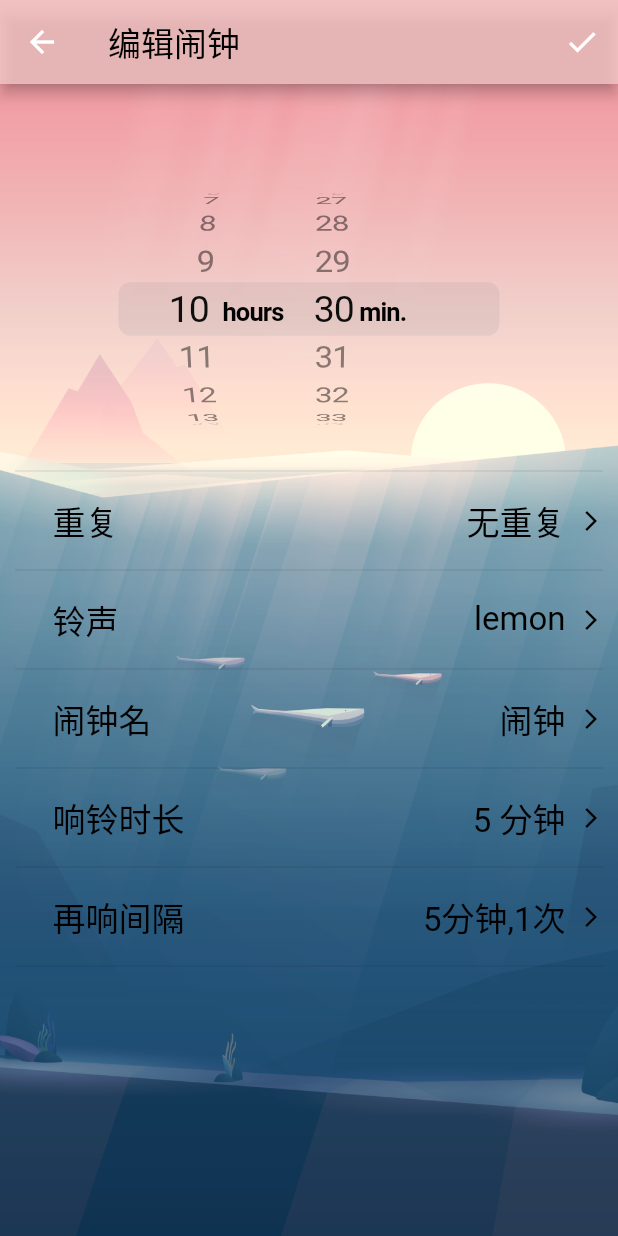
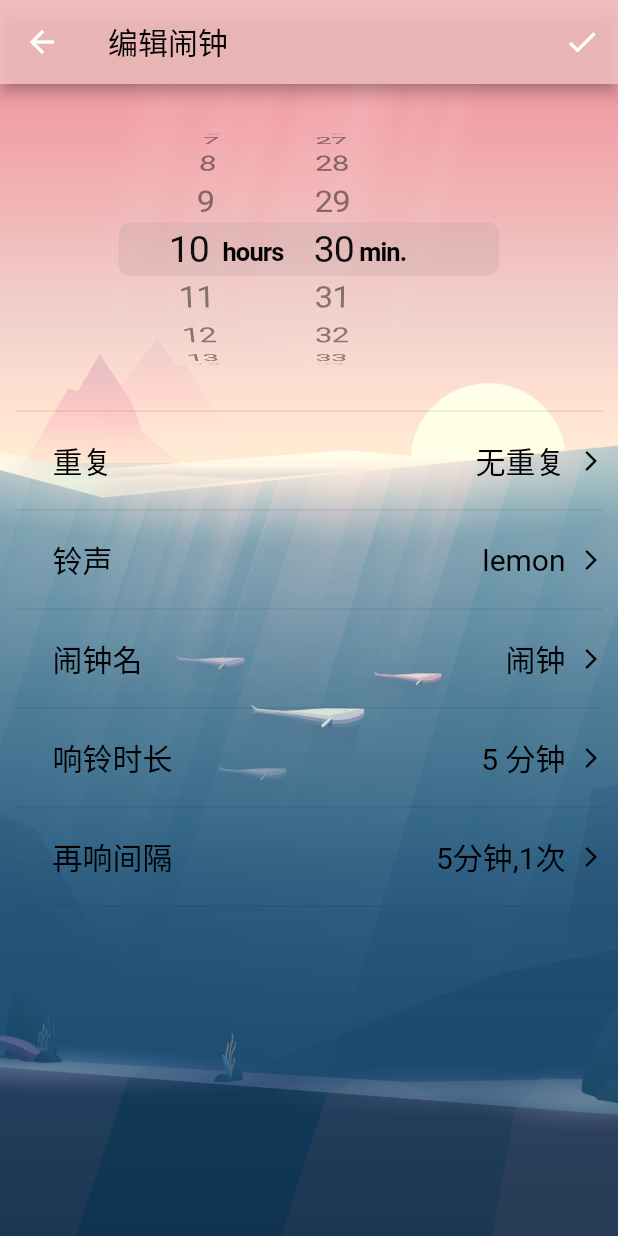
Before and after one commit to 545080079/techtrainingcamp-client-15, a Flutter app: the screen it shows after launch, item 3 of the bottom bar chosen, after a tap on the "add" icon, on a phone screen of 412 x 824 dp. Run offline on Flutter 3.47's test engine with Material 2 defaults, Android fonts, the phone set to English and light mode, and no system bars; our stand-ins replace audioplayers, flutter_local_notifications, shared_preferences.

Commit message:
wq:增加滑动删除，删除时小弹窗提醒、添加时提醒响铃时间、解决字体过长时重叠问题，

```diff
--- a/techtrainingcamp_client_15/lib/alarm_clock/alarm_detail.dart
+++ b/techtrainingcamp_client_15/lib/alarm_clock/alarm_detail.dart
@@ -16,7 +16,7 @@ class AlarmDetailPage extends StatefulWidget{
 class _AlarmDetailPage extends State<AlarmDetailPage> {
   AlarmData _alarmData;
   _AlarmDetailPage(this._alarmData);
-  TextStyle _textStyleLarge = TextStyle(fontSize: 22,color: Colors.black,);
+  TextStyle _textStyleLarge = TextStyle(fontSize: 20,color: Colors.black,);
   TextStyle _textStyleSmall = TextStyle(fontSize: 18,color: Colors.black,);
 
   @override
@@ -30,7 +30,7 @@ class _AlarmDetailPage extends State<AlarmDetailPage> {
               Navigator.of(context).pop(null);
             }
           ),
-          backgroundColor: Color.fromRGBO(241 , 180, 180, 0.8),
+          backgroundColor: Color.fromRGBO(241 , 180, 180, 0.85),
           actions: <Widget>[
             IconButton(icon: Icon(Icons.check),
                 onPressed: (){
@@ -39,7 +39,7 @@ class _AlarmDetailPage extends State<AlarmDetailPage> {
           ],
         ),
         body: Container(
-          padding: EdgeInsets.fromLTRB(10, 50, 10, 10), //内边距
+          padding: EdgeInsets.fromLTRB(10, 10, 10, 10), //内边距
           alignment: Alignment.center, //内容位置
           decoration: BoxDecoration(
             image: DecorationImage(
@@ -200,8 +200,8 @@ class _AlarmDetailPage extends State<AlarmDetailPage> {
     _getRepetitionDialog(){
       return showModalBottomSheet<int>(
           context: context,
-          shape:RoundedRectangleBorder(borderRadius: BorderRadius.all(Radius.circular(15))),
-          backgroundColor:Color.fromRGBO(120, 160, 190, 1),
+          shape:RoundedRectangleBorder(borderRadius: BorderRadius.all(Radius.circular(15))),//圆角
+          backgroundColor:Color.fromRGBO(120, 160, 180, 1.0),
           barrierColor:Color.fromRGBO(0, 0, 0, 0.5),
           builder: (context){
             return Container(
@@ -297,8 +297,11 @@ class _AlarmDetailPage extends State<AlarmDetailPage> {
                     Align(
                         alignment: Alignment.centerRight,
                         child: Container(
-                          child: Text(_alarmData.transRepeat2Str(), style: _textStyleLarge),
-                          padding: EdgeInsets.fromLTRB(0, 0, 25, 0),
+                          child: Text(_alarmData.transRepeat2Str(),
+                            style: _textStyleLarge,
+                            overflow: TextOverflow.ellipsis, //文本过长时的显示方式
+                            maxLines: 1,),
+                          padding: EdgeInsets.fromLTRB(120, 0, 25, 0),
                         )
                     ),
                     Align(
@@ -348,8 +351,11 @@ class _AlarmDetailPage extends State<AlarmDetailPage> {
                         Align(
                             alignment: Alignment.centerRight,
                             child: Container(
-                              child: Text(_alarmData.ringName, style: _textStyleLarge),
-                              padding: EdgeInsets.fromLTRB(0, 0, 25, 0),
+                              child: Text(_alarmData.ringName,
+                                style: _textStyleLarge,
+                                overflow: TextOverflow.ellipsis, //文本过长时的显示方式
+                                maxLines: 1,),
+                              padding: EdgeInsets.fromLTRB(120, 0, 25, 0),
                             )
                         ),
                         Align(
@@ -467,8 +473,11 @@ class _AlarmDetailPage extends State<AlarmDetailPage> {
                         Align(
                             alignment: Alignment.centerRight,
                             child: Container(
-                              child: Text(_alarmData.name, style: _textStyleLarge),
-                              padding: EdgeInsets.fromLTRB(0, 0, 25, 0),
+                              child: Text(_alarmData.name,
+                                style: _textStyleLarge,
+                                overflow: TextOverflow.ellipsis, //文本过长时的显示方式
+                                maxLines: 1,),
+                              padding: EdgeInsets.fromLTRB(120, 0, 25, 0),
                             )
                         ),
                         Align(
--- a/techtrainingcamp_client_15/lib/alarm_clock/alarm_page.dart
+++ b/techtrainingcamp_client_15/lib/alarm_clock/alarm_page.dart
@@ -129,7 +129,8 @@ class _AlarmPage extends State<AlarmPage> {
   // 加载闹钟条，可能没有闹钟，需要判断一下
   _alarmTimeBarList() {
     if (_alarmDataList.length == 0) {
-      return Center(
+      return Container(
+          padding: EdgeInsets.fromLTRB(20, 50, 20, 0),
           child: Column(
             children: [
               Icon(Icons.alarm_off, size: 100,color: Colors.black54,),
@@ -149,10 +150,20 @@ class _AlarmPage extends State<AlarmPage> {
               // Child
               child: _getTimeBar(index),
               onDismissed: (direction){
+                Scaffold.of(context).hideCurrentSnackBar();
+                Scaffold.of(context).showSnackBar(
+                    SnackBar(
+                      padding:EdgeInsets.fromLTRB(120, 0, 0, 0),
+                      backgroundColor: Color.fromRGBO(0, 0, 0, 0.0),
+                      duration: Duration(milliseconds: 500),
+                      content: Text('已删除：${_alarmDataList[index].name}',style:TextStyle(fontSize: 18),),
+                    )
+                );
                 // 删除后刷新列表，以达到真正的删除
                 setState(() {
                   _delAlarm(index);
                 });
+
               },
               background: Container(
                 padding: EdgeInsets.fromLTRB(20, 0, 20, 0),
@@ -200,7 +211,8 @@ class _AlarmPage extends State<AlarmPage> {
                         "${_alarmDataList[index].name}；${_alarmDataList[index]
                             .transRepeat2Str()}",
                         style: _textStyleSmall,
-                      ),
+                        overflow: TextOverflow.ellipsis, //文本过长时的显示方式
+                        maxLines: 1,),
                       onTap: () {
                         Navigator.of(context).push( // 跳转页面
                             MaterialPageRoute(
--- a/techtrainingcamp_client_15/lib/alarm_clock/ring_select_page.dart
+++ b/techtrainingcamp_client_15/lib/alarm_clock/ring_select_page.dart
@@ -34,13 +34,11 @@ class _RingManagerPage extends State<RingManagerPage> {
 
   @override
   void deactivate() {
-    // TODO: implement deactivate
     super.deactivate();
     _player.stop();
   }
   @override
   void dispose() {
-    // TODO: implement dispose
     super.dispose();
     _player.stop();
   }
@@ -50,7 +48,7 @@ class _RingManagerPage extends State<RingManagerPage> {
     return Scaffold(
         appBar: AppBar(
           title: Text("选择铃声"),
-          backgroundColor: Color.fromRGBO(241 , 180, 180, 0.8),
+          backgroundColor: Color.fromRGBO(241 , 180, 180, 0.85),
           leading: IconButton(
               icon: Icon(Icons.arrow_back),
               onPressed: () {
@@ -72,7 +70,7 @@ class _RingManagerPage extends State<RingManagerPage> {
           ),
         ),
         body: Container(
-          padding: EdgeInsets.fromLTRB(10, 50, 10, 10), //内边距
+          padding: EdgeInsets.fromLTRB(10, 10, 10, 10), //内边距
           alignment: Alignment.center, //内容位置
           decoration: BoxDecoration(
           image: DecorationImage(
```
Also changed, not shown: techtrainingcamp_client_15/lib/alarm_clock/timer_manager.dart (+13 -1 lines).
